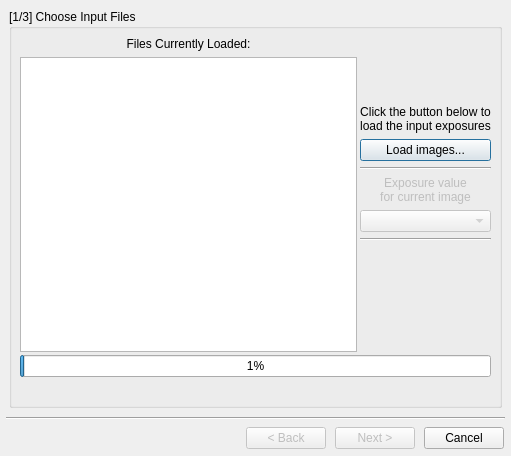
The window that forms/hdrwizardform.ui (LuminanceHDR/LuminanceHDR) describes before a commit, drawn with Qt 5.
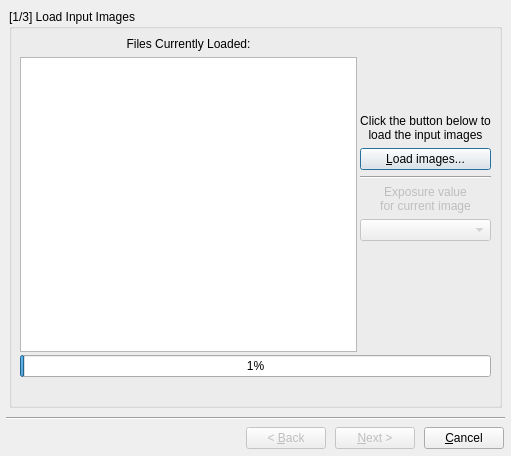
The same window after the commit. Icons and pictures are not drawn.

```diff
--- a/forms/hdrwizardform.ui
+++ b/forms/hdrwizardform.ui
@@ -41,7 +41,7 @@
        <item>
         <widget class="QGroupBox" name="groupBox" >
          <property name="title" >
-          <string>[1/3] Choose Input Files</string>
+          <string>[1/3] Load Input Images</string>
          </property>
          <layout class="QGridLayout" >
           <property name="margin" >
@@ -74,7 +74,7 @@
             <item>
              <widget class="QLabel" name="label" >
               <property name="text" >
-               <string>Click the button below to load the input exposures</string>
+               <string>Click the button below to load the input images</string>
               </property>
               <property name="alignment" >
                <set>Qt::AlignCenter</set>
@@ -90,7 +90,7 @@
                <string>Load Input Images</string>
               </property>
               <property name="text" >
-               <string>Load images...</string>
+               <string>&amp;Load images...</string>
               </property>
              </widget>
             </item>
@@ -130,13 +130,6 @@
               </property>
              </widget>
             </item>
-            <item>
-             <widget class="Line" name="line_5" >
-              <property name="orientation" >
-               <enum>Qt::Horizontal</enum>
-              </property>
-             </widget>
-            </item>
             <item>
              <spacer>
               <property name="orientation" >
@@ -967,7 +960,7 @@
         <bool>false</bool>
        </property>
        <property name="text" >
-        <string>&lt; Back</string>
+        <string>&lt; &amp;Back</string>
        </property>
       </widget>
      </item>
@@ -977,14 +970,14 @@
         <bool>false</bool>
        </property>
        <property name="text" >
-        <string>Next ></string>
+        <string>&amp;Next ></string>
        </property>
       </widget>
      </item>
      <item>
       <widget class="QPushButton" name="cancelbutton" >
        <property name="text" >
-        <string>Cancel</string>
+        <string>&amp;Cancel</string>
        </property>
       </widget>
      </item>
```
Left out of the diff: 26 changed lines with no effect on the pictures.
